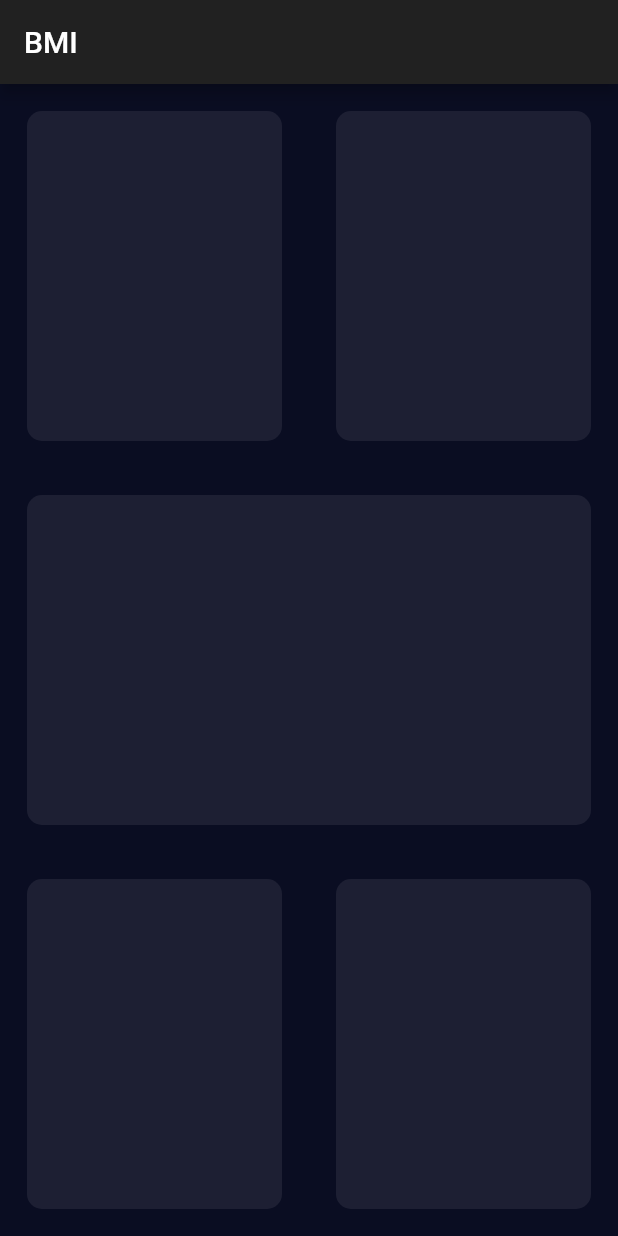
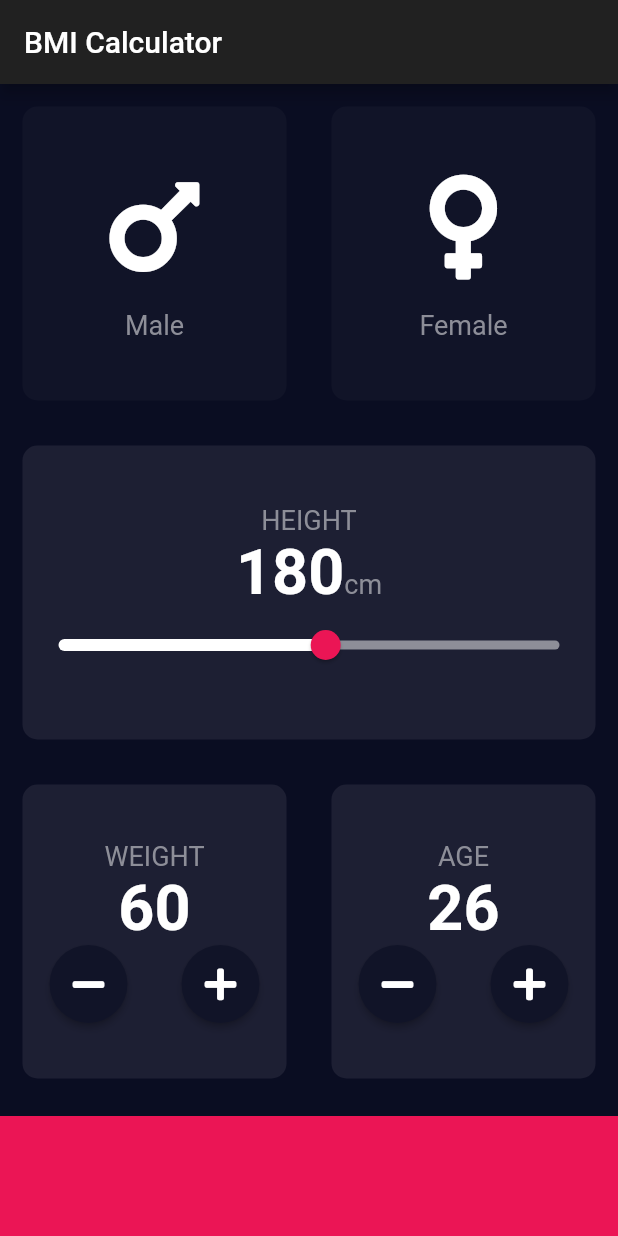
Before and after one commit to ajdev0/BMI-Calcualtor, a Flutter app: the screen it shows after launch, on a phone screen of 412 x 824 dp. Run offline on Flutter 3.47's test engine with Material 2 defaults, Android fonts, the phone set to English and light mode, and no system bars; our stand-ins replace font_awesome_flutter.

Commit message:
Build IncDeriseWidget for increasing and decreasing numbers

```diff
--- /dev/null
+++ b/lib/constant.dart
@@ -0,0 +1,10 @@
+import 'package:flutter/material.dart';
+
+const kBottomNavHeight = 80.0;
+const kBottomNavColor = Color(0xFFEB1555);
+const kOverlayColor = Color(0x29EB1555);
+const kActiveCardColor = Color(0xFF1D1F33);
+const kInactiveCardColor = Color(0xFF111428);
+const kGrayColor = Color(0xFF8D8E98);
+const kLabelTextStyle = TextStyle(fontSize: 18.0, color: Color(0xFF8D8E98));
+const kNumberStyle = TextStyle(fontSize: 42, fontWeight: FontWeight.bold);
--- a/lib/icon_content.dart
+++ b/lib/icon_content.dart
@@ -0,0 +1,30 @@
+import 'package:flutter/material.dart';
+
+import 'constant.dart';
+
+const iconSize = 80.0;
+
+class IconContent extends StatelessWidget {
+  IconContent({this.icon, this.label});
+  final String label;
+  final IconData icon;
+  @override
+  Widget build(BuildContext context) {
+    return Column(
+      mainAxisAlignment: MainAxisAlignment.center,
+      children: <Widget>[
+        Icon(
+          icon,
+          size: iconSize,
+        ),
+        SizedBox(
+          height: 15.0,
+        ),
+        Text(
+          label,
+          style: kLabelTextStyle,
+        ),
+      ],
+    );
+  }
+}
--- a/lib/input_page.dart
+++ b/lib/input_page.dart
@@ -1,5 +1,12 @@
 import 'package:flutter/cupertino.dart';
 import 'package:flutter/material.dart';
+import 'package:font_awesome_flutter/font_awesome_flutter.dart';
+
+import 'constant.dart';
+import 'icon_content.dart';
+import 'reusable_card.dart';
+
+enum Gender { female, male }
 
 class InputPage extends StatefulWidget {
   @override
@@ -7,30 +14,146 @@ class InputPage extends StatefulWidget {
 }
 
 class _InputPageState extends State<InputPage> {
+  Gender selectedGender;
+  int height = 180;
+  int weight = 60;
+  int age = 26;
   @override
   Widget build(BuildContext context) {
     return Scaffold(
       appBar: AppBar(
-        title: Text('BMI '),
+        title: Text('BMI Calculator'),
       ),
       body: Column(
         children: <Widget>[
+          //first row
           Expanded(
             child: Row(
               children: <Widget>[
-                new ReusableCard(),
-                ReusableCard(),
+                Expanded(
+                  child: ReusableCard(
+                    onPress: () {
+                      setState(() {
+                        selectedGender = Gender.male;
+                      });
+                    },
+                    colour: selectedGender == Gender.male
+                        ? kActiveCardColor
+                        : kInactiveCardColor,
+                    cardChild: IconContent(
+                      icon: FontAwesomeIcons.mars,
+                      label: 'Male',
+                    ),
+                  ),
+                ),
+                Expanded(
+                  child: ReusableCard(
+                    onPress: () {
+                      setState(() {
+                        selectedGender = Gender.female;
+                      });
+                    },
+                    colour: selectedGender == Gender.female
+                        ? kActiveCardColor
+                        : kInactiveCardColor,
+                    cardChild: IconContent(
+                      icon: FontAwesomeIcons.venus,
+                      label: 'Female',
+                    ),
+                  ),
+                ),
               ],
             ),
           ),
-          ReusableCard(),
+          // second column
+          Expanded(
+            child: ReusableCard(
+              colour: kActiveCardColor,
+              cardChild: Column(
+                mainAxisAlignment: MainAxisAlignment.center,
+                children: <Widget>[
+                  Text(
+                    'HEIGHT',
+                    style: kLabelTextStyle,
+                  ),
+                  Row(
+                    mainAxisAlignment: MainAxisAlignment.center,
+                    crossAxisAlignment: CrossAxisAlignment.baseline,
+                    textBaseline: TextBaseline.alphabetic,
+                    children: <Widget>[
+                      Text(
+                        height.toString(),
+                        style: kNumberStyle,
+                      ),
+                      Text(
+                        'cm',
+                        style: kLabelTextStyle,
+                      )
+                    ],
+                  ),
+                  //slider
+                  SliderTheme(
+                    data: SliderThemeData(
+                        activeTrackColor: Color(0xFFFFFFFF),
+                        inactiveTrackColor: kGrayColor,
+                        thumbColor: kBottomNavColor,
+                        overlayColor: kOverlayColor,
+                        trackHeight: 6),
+                    child: Slider(
+                      value: height.toDouble(),
+                      min: 100,
+                      max: 250,
+                      onChanged: (double value) {
+                        setState(() {
+                          height = value.round();
+                        });
+                      },
+                    ),
+                  ),
+                ],
+              ),
+            ),
+          ),
+          // third row
           Expanded(
             child: Row(
               children: <Widget>[
-                ReusableCard(),
-                ReusableCard(),
+                IncDeriseWidget(
+                  number: weight,
+                  label: 'WEIGHT',
+                  add: () {
+                    setState(() {
+                      weight++;
+                    });
+                  },
+                  sub: () {
+                    setState(() {
+                      weight--;
+                    });
+                  },
+                ),
+                IncDeriseWidget(
+                  number: age,
+                  label: 'AGE',
+                  add: () {
+                    setState(() {
+                      age++;
+                    });
+                  },
+                  sub: () {
+                    setState(() {
+                      age--;
+                    });
+                  },
+                ),
               ],
             ),
+          ),
+          Container(
+            margin: EdgeInsets.only(top: 10.0),
+            color: kBottomNavColor,
+            width: double.infinity,
+            height: kBottomNavHeight,
           ),
         ],
       ),
@@ -38,19 +161,55 @@ class _InputPageState extends State<InputPage> {
   }
 }
 
-class ReusableCard extends StatelessWidget {
-  const ReusableCard({
-    Key key,
-  }) : super(key: key);
+class IncDeriseWidget extends StatelessWidget {
+  IncDeriseWidget({this.number, this.label, this.add, this.sub});
+
+  final int number;
+  final String label;
+  final Function add;
+  final Function sub;
 
   @override
   Widget build(BuildContext context) {
     return Expanded(
-      child: Container(
-        margin: EdgeInsets.all(18.0),
-        decoration: BoxDecoration(
-          color: Color(0xFF1D1F33),
-          borderRadius: BorderRadius.circular(10.0),
+      child: ReusableCard(
+        colour: kActiveCardColor,
+        cardChild: Column(
+          mainAxisAlignment: MainAxisAlignment.center,
+          children: <Widget>[
+            Text(
+              label,
+              style: kLabelTextStyle,
+            ),
+            Text(
+              number.toString(),
+              style: kNumberStyle,
+            ),
+            Row(
+              crossAxisAlignment: CrossAxisAlignment.center,
+              // mainAxisAlignment: MainAxisAlignment.center,
+              children: <Widget>[
+                Expanded(
+                  child: RaisedButton(
+                    onPressed: sub,
+                    color: kInactiveCardColor,
+                    child: Icon(FontAwesomeIcons.minus),
+                    shape: CircleBorder(),
+                    padding: EdgeInsets.all(14),
+                  ),
+                ),
+                Expanded(
+                  child: RaisedButton(
+                    onPressed: add,
+                    color: kInactiveCardColor,
+                    child: Icon(FontAwesomeIcons.plus),
+                    shape: CircleBorder(),
+                    padding: EdgeInsets.all(14),
+                  ),
+                ),
+              ],
+            ),
+          ],
         ),
       ),
     );
--- a/lib/reusable_card.dart
+++ b/lib/reusable_card.dart
@@ -0,0 +1,22 @@
+import 'package:flutter/material.dart';
+
+class ReusableCard extends StatelessWidget {
+  ReusableCard({@required this.colour, this.cardChild, this.onPress});
+  final Color colour;
+  final Widget cardChild;
+  final Function onPress;
+  @override
+  Widget build(BuildContext context) {
+    return GestureDetector(
+      onTap: onPress,
+      child: Container(
+        margin: EdgeInsets.all(15.0),
+        decoration: BoxDecoration(
+          color: colour,
+          borderRadius: BorderRadius.circular(10.0),
+        ),
+        child: cardChild,
+      ),
+    );
+  }
+}
```
Also changed, not shown: pubspec.yaml (+2 -13 lines), pubspec.lock.
